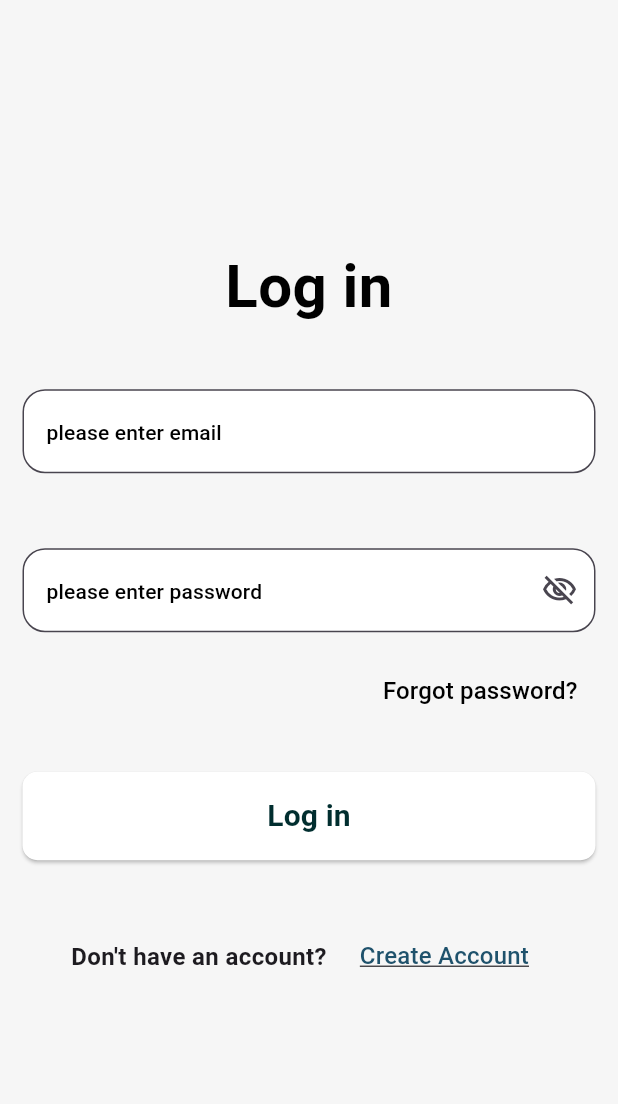
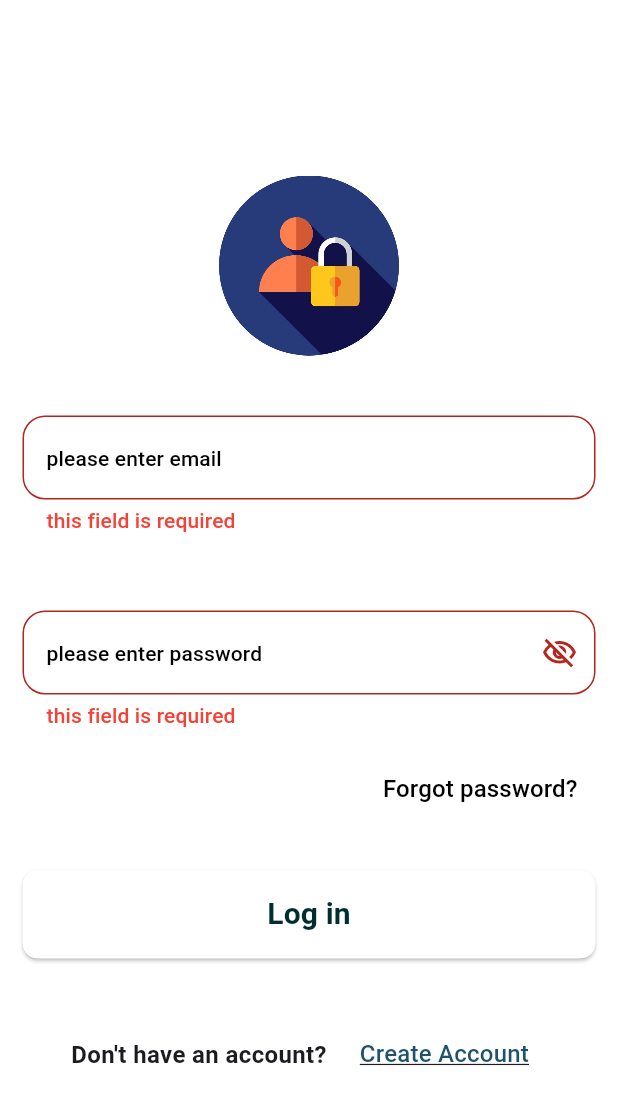
Before and after one commit to AhmedHamdy106/support_local_artisans_app, a Flutter app: the screen it shows after launch, after a tap on "Log in", on a phone screen of 412 x 824 dp. Shown: the top 1104 px of the screen. Run offline on Flutter 3.47's test engine with Material 3 defaults, Android fonts, the phone set to English and light mode, and no system bars; our stand-ins replace bloc, dartz, dio, flutter_bloc, get_it, injectable and 1 more; network calls fail.

Commit message:
features: finish forgot-password screen

```diff
--- a/lib/config/routes_manager/route_generator.dart
+++ b/lib/config/routes_manager/route_generator.dart
@@ -3,7 +3,6 @@
 import 'package:support_local_artisans/features/login_view/presentation/pages/login_screen.dart';
 import 'package:support_local_artisans/features/register_view/presentation/pages/register_screen.dart';
 import 'package:support_local_artisans/features/splash_view/presentation/pages/splash_screen.dart';
-
 import '../../features/home_view/presentation/pages/home_screen.dart';
 
 class RouteGenerator {
--- /dev/null
+++ b/lib/core/shared/shared_preference.dart
@@ -0,0 +1,29 @@
+import 'package:shared_preferences/shared_preferences.dart';
+
+class SharedPreference {
+  static late SharedPreferences sharedPreferences;
+
+  static Future<SharedPreferences> init() async {
+    return sharedPreferences = await SharedPreferences.getInstance();
+  }
+
+  static Future<bool> saveData({required String key, required dynamic value}) {
+    if (value is int) {
+      return sharedPreferences.setInt(key, value);
+    } else if (value is String) {
+      return sharedPreferences.setString(key, value);
+    } else if (value is double) {
+      return sharedPreferences.setDouble(key, value);
+    } else {
+      return sharedPreferences.setBool(key, value);
+    }
+  }
+
+  static Object? getData({required String key}) {
+    return sharedPreferences.get(key);
+  }
+
+  static Future<bool> removeData({required String key}) async {
+    return await sharedPreferences.remove(key);
+  }
+}
--- a/lib/core/utils/custom_widgets/custom_text_form_field.dart
+++ b/lib/core/utils/custom_widgets/custom_text_form_field.dart
@@ -8,6 +8,7 @@
   final bool securedPassword;
   final Validator validator;
   final TextEditingController? controller;
+
   const CustomTextFormField({
     super.key,
     required this.hint,
--- a/lib/features/login_view/presentation/manager/cubit/login_view_model.dart
+++ b/lib/features/login_view/presentation/manager/cubit/login_view_model.dart
@@ -10,17 +10,16 @@
 
   final TextEditingController passwordController = TextEditingController();
 
-  LoginUseCase loginUseCase;
-  LoginScreenViewModel({required this.loginUseCase})
-      : super(LoginInitialState());
+  LoginUseCase? loginUseCase;
+  LoginScreenViewModel({this.loginUseCase}) : super(LoginInitialState());
   // hold data - handle logic
   void login() async {
     emit(LoginLoadingState());
-    var either = await loginUseCase.invoke(
+    var either = await loginUseCase?.invoke(
       emailController.text,
       passwordController.text,
     );
-    either.fold(
+    either?.fold(
       (l) {
         emit(LoginSuccessState(responseEntity: l));
       },
--- a/lib/features/login_view/presentation/pages/login_screen.dart
+++ b/lib/features/login_view/presentation/pages/login_screen.dart
@@ -4,9 +4,11 @@
 import 'package:support_local_artisans/features/login_view/presentation/manager/cubit/login_view_model.dart';
 import '../../../../config/routes_manager/routes.dart';
 import '../../../../core/di/di.dart';
+import '../../../../core/shared/shared_preference.dart';
 import '../../../../core/utils/custom_widgets/custom_text_form_field.dart';
 import '../../../../core/utils/dialogs.dart';
 import '../../../../core/utils/validators.dart';
+import '../../../forgot_pass_view/forgot_screen.dart';
 
 class LoginScreen extends StatefulWidget {
   const LoginScreen({super.key});
@@ -16,7 +18,7 @@
 }
 
 class _LoginScreenState extends State<LoginScreen> {
-  final LoginScreenViewModel viewModel = getIt<LoginScreenViewModel>();
+  static final LoginScreenViewModel viewModel = getIt<LoginScreenViewModel>();
   final GlobalKey<FormState> formKey = GlobalKey<FormState>();
   @override
   Widget build(BuildContext context) {
@@ -39,7 +41,14 @@
             message: "Login Successfully.",
             posButtonTitle: "Ok",
             posButtonAction: () {
-              Navigator.pushReplacementNamed(context, Routes.homeRoute);
+              // todo : save token
+              SharedPreference.saveData(
+                  key: "token", value: state.responseEntity.token);
+              Navigator.pushNamedAndRemoveUntil(
+                context,
+                Routes.homeRoute,
+                (route) => false,
+              );
             },
           );
         }
@@ -47,7 +56,7 @@
       child: Form(
         key: formKey,
         child: Scaffold(
-          backgroundColor: const Color(0xfff6f6f6), // Blue background
+          backgroundColor: const Color(0xffffffff), // Blue background
           body: Padding(
             padding: const EdgeInsets.symmetric(horizontal: 15.0),
             child: Center(
@@ -55,14 +64,13 @@
                 child: Column(
                   crossAxisAlignment: CrossAxisAlignment.stretch,
                   children: [
-                    const Text(
-                      'Log in',
-                      textAlign: TextAlign.center,
-                      style: TextStyle(
-                        fontSize: 40.0,
-                        fontWeight: FontWeight.bold,
-                        color: Colors.black,
-                      ),
+                    const SizedBox(
+                      height: 20,
+                    ),
+                    Image.asset(
+                      "assets/images/login_logo.jpg",
+                      height: 120,
+                      filterQuality: FilterQuality.high,
                     ),
                     const SizedBox(height: 40.0),
                     CustomTextFormField(
@@ -95,7 +103,14 @@
                     Align(
                       alignment: Alignment.centerRight,
                       child: TextButton(
-                        onPressed: () {},
+                        onPressed: () {
+                          Navigator.push(
+                            context,
+                            MaterialPageRoute(
+                                builder: (context) =>
+                                    const ForgotPasswordScreen()),
+                          );
+                        },
                         child: const Text(
                           'Forgot password?',
                           style: TextStyle(
@@ -112,6 +127,10 @@
                         if (formKey.currentState!.validate()) {
                           viewModel.login();
                         }
+                        // if (viewModel.passwordController.text ==
+                        //     ForgotPasswordScreen.newPasswordController.text) {
+                        //   viewModel.login();
+                        //}
                       },
                       style: ElevatedButton.styleFrom(
                         backgroundColor: Colors.white,
--- a/lib/features/register_view/presentation/pages/register_screen.dart
+++ b/lib/features/register_view/presentation/pages/register_screen.dart
@@ -57,7 +57,7 @@
         key: formKey,
         child: Scaffold(
           resizeToAvoidBottomInset: true,
-          backgroundColor: const Color(0xfff6f6f6),
+          backgroundColor: const Color(0xffffffff),
           body: Center(
             child: SingleChildScrollView(
               child: Container(
@@ -68,8 +68,9 @@
                   children: [
                     Center(
                       child: Image.asset(
-                        'assets/images/reglogo.png',
-                        height: 130,
+                        'assets/images/register.jpg',
+                        height: 160,
+                        filterQuality: FilterQuality.high,
                       ),
                     ),
                     const CustomLabelTextField(label: "Full Name"),
--- a/lib/main.dart
+++ b/lib/main.dart
@@ -1,11 +1,24 @@
 import 'package:flutter/material.dart';
 import 'package:flutter_bloc/flutter_bloc.dart';
+import 'package:support_local_artisans/config/routes_manager/routes.dart';
 import 'package:support_local_artisans/my_app.dart';
 import 'core/di/di.dart';
+import 'core/shared/shared_preference.dart';
 import 'features/register_view/presentation/manager/cubit/my_bloc_observer.dart';
 
-void main() {
+void main() async {
+  WidgetsFlutterBinding.ensureInitialized();
   Bloc.observer = MyBlocObserver();
+  await SharedPreference.init();
+  var token = SharedPreference.getData(key: "token");
+  final String route;
+  if (token == null) {
+    route = Routes.loginRoute;
+  } else {
+    route = Routes.homeRoute;
+  }
   configureDependencies();
-  runApp(const MyApp());
+  runApp(MyApp(
+    route: route,
+  ));
 }
--- a/lib/my_app.dart
+++ b/lib/my_app.dart
@@ -1,9 +1,9 @@
 import 'package:flutter/material.dart';
-import 'package:support_local_artisans/config/routes_manager/routes.dart';
 import 'config/routes_manager/route_generator.dart';
 
 class MyApp extends StatelessWidget {
-  const MyApp({super.key});
+  final String? route;
+  const MyApp({super.key, this.route});
 
   @override
   Widget build(BuildContext context) {
@@ -11,7 +11,7 @@
       debugShowCheckedModeBanner: false,
       onGenerateRoute: (RouteSettings settings) =>
           RouteGenerator.getRoute(settings),
-      initialRoute: Routes.registerRoute,
+      initialRoute: route,
     );
   }
 }
--- a/pubspec.yaml
+++ b/pubspec.yaml
@@ -45,6 +45,7 @@
   injectable: ^2.5.0
   injectable_generator: ^2.6.2
   build_runner: any
+  shared_preferences: ^2.5.1
 
 dev_dependencies:
   flutter_test:
```
Also changed, not shown: lib/features/forgot_pass_view/forgot_screen.dart (added, +167 -0 lines), lib/features/home_view/presentation/pages/home_screen.dart (+36 -1 lines), assets/images/login.jpg (deleted), assets/images/login_logo.jpg (added), assets/images/register.jpg (added), assets/images/reglogo.png (deleted), pubspec.lock.
